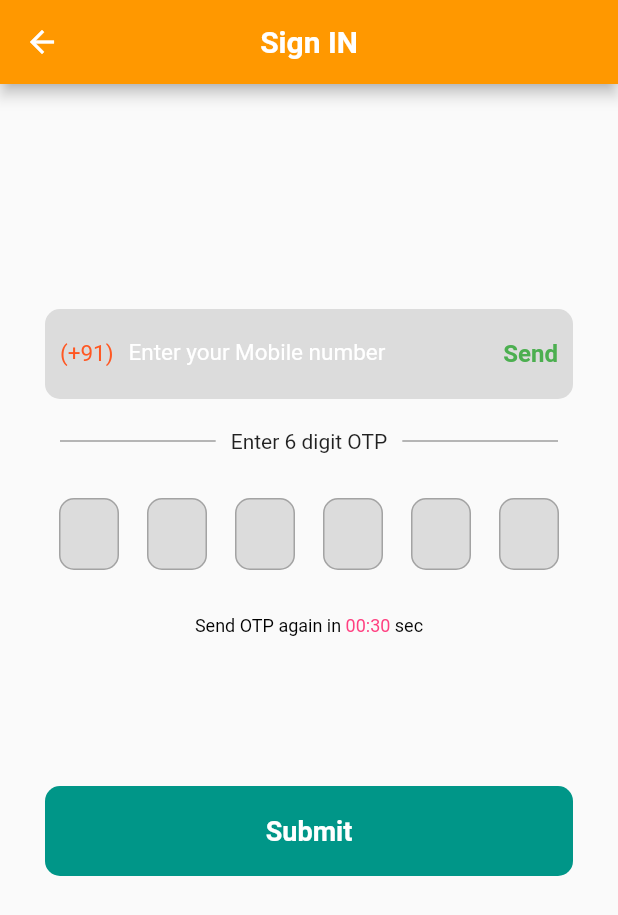
After one commit to ErGaurav8305706255/firebasesigninsignupscreen, a Flutter app: the screen it shows after launch, after a tap on "Sign In", after a tap on "Continue with Mobile", on a phone screen of 412 x 824 dp. The commit adds this screen. Shown: the top 915 px of the screen. Run offline on Flutter 3.47's test engine with Material 2 defaults, Android fonts, the phone set to English and light mode, and no system bars; drawn by our look-alikes of otp_text_field; our stand-ins replace cloud_firestore, firebase_auth, firebase_core, fluttertoast, google_sign_in; accounts and stored records are empty; network calls fail.

Commit message:
firebase signing signup screen, signing with Google, get user data in home screen, addon get OTP, Verify otp and mobile number, and Navigate home screen

```diff
--- a/lib/ui/home_screen.dart
+++ b/lib/ui/home_screen.dart
@@ -4,15 +4,13 @@ import 'package:firebase_login_dummy/models/user_model.dart';
 import 'package:firebase_login_dummy/ui/signin_screen.dart';
 import 'package:flutter/material.dart';
 class HomeScreen extends StatefulWidget {
-  const HomeScreen({Key? key}) : super(key: key);
+  const HomeScreen({Key? key,})  :  super(key: key);
 
   @override
   State<HomeScreen> createState() => _HomeScreenState();
 }
 
 class _HomeScreenState extends State<HomeScreen> {
-
-
 
   User? user = FirebaseAuth.instance.currentUser;
   UserModel loggedInUser = UserModel();
--- /dev/null
+++ b/lib/ui/phone_auth_screen.dart
@@ -0,0 +1,221 @@
+import 'dart:async';
+import 'package:flutter/material.dart';
+import 'package:flutter/services.dart';
+import 'package:otp_text_field/otp_field.dart';
+import 'package:otp_text_field/otp_field_style.dart';
+import 'package:otp_text_field/style.dart';
+import '../services/auth.dart';
+
+
+class PhoneAuthScreen extends StatefulWidget {
+  const PhoneAuthScreen({Key? key}) : super(key: key);
+
+  @override
+  State<PhoneAuthScreen> createState() => _PhoneAuthScreenState();
+}
+
+class _PhoneAuthScreenState extends State<PhoneAuthScreen> {
+  int start = 30;
+  bool wait = false;
+  String buttonName = "Send";
+  TextEditingController phoneNumberController = TextEditingController();
+  Authentication authentication =Authentication();
+  String verificationIdFinal ="";
+  String smsCode = "";
+  @override
+  Widget build(BuildContext context) {
+    return SafeArea(
+        child: Scaffold(
+          appBar: AppBar(
+            backgroundColor: Colors.orange,
+            title: Text('Sign IN',
+                style: TextStyle(
+                    color: Colors.white,fontSize: 20,fontWeight: FontWeight.w700
+            ),
+            ),
+            centerTitle: true,
+          ),
+          body: Container(
+            padding: EdgeInsets.symmetric(horizontal: 30),
+            height: MediaQuery.of(context).size.height,
+            width: MediaQuery.of(context).size.width,
+            child: SingleChildScrollView(
+              child: Column(
+                children: [
+                  SizedBox(height: 150),
+                  textField(),
+                  SizedBox(height: 20),
+                  Container(
+                    width: MediaQuery.of(context).size.width,
+                    child: Row(
+                      children: [
+                        Expanded(
+                          child: Container(
+                            margin: EdgeInsets.symmetric(horizontal: 10),
+                            height: 1,
+                            decoration: BoxDecoration(
+                              color: Colors.grey
+                            ),
+                          ),
+                        ),
+                        Text('Enter 6 digit OTP'),
+                        Expanded(
+                          child: Container(
+                            margin: EdgeInsets.symmetric(horizontal: 10),
+                            height: 1,
+                            decoration: BoxDecoration(
+                                color: Colors.grey
+                            ),
+                          ),
+                        )
+                      ],
+                    ),
+                  ),
+                  SizedBox(height: 30),
+                  otpField(),
+                  SizedBox(height: 30),
+                  RichText(text: TextSpan(
+                    children: [
+                      TextSpan(
+                        text: "Send OTP again in ",
+                        style: TextStyle(
+                          color: Colors.black,fontSize: 12,fontWeight: FontWeight.w400)
+                      ),
+                      TextSpan(
+                          text: "00:$start",
+                          style: TextStyle(
+                              color: Colors.pinkAccent,fontSize: 12,fontWeight: FontWeight.w400)
+                      ),
+                      TextSpan(
+                          text: " sec",
+                          style: TextStyle(
+                              color: Colors.black,fontSize: 12,fontWeight: FontWeight.w400)
+                      )
+                    ]
+                  )),
+                  SizedBox(height: 100),
+                  InkWell(
+                    onTap: () {
+                      Authentication().signInWithPhoneNumber(verificationIdFinal, smsCode, context);
+                    },
+                    child: Container(
+                      height: 60,
+                      width: MediaQuery.of(context).size.width,
+                      decoration: BoxDecoration(
+                        color: Colors.teal,
+                        borderRadius: BorderRadius.circular(10)
+                      ),
+                      child: Center(
+                        child: Text('Submit',style: TextStyle(
+                          color: Colors.white,
+                          fontSize: 18,fontWeight: FontWeight.w600
+                        )),
+                      ),
+                    ),
+                  )
+                ],
+              )
+            ),
+          )
+        )
+    );
+  }
+
+  void startTimer(){
+    const onsec = Duration(seconds: 1);
+    Timer timer = Timer.periodic(onsec, (timer) {
+      if(start == 0){
+        setState(() {
+          timer.cancel();
+          wait= false;
+        });
+      }else{
+        setState(() {
+          start--;
+        });
+      }
+    });
+  }
+
+  Widget otpField(){
+    return OTPTextField(
+      length: 6,
+      width: MediaQuery.of(context).size.width,
+      fieldWidth: 40,
+      otpFieldStyle: OtpFieldStyle(
+        backgroundColor: Colors.black12,
+      ),
+      style: TextStyle(
+          fontSize: 18,
+        color: Colors.black,
+      ),
+      textFieldAlignment: MainAxisAlignment.spaceAround,
+      fieldStyle: FieldStyle.box,
+      onChanged: (value){
+        smsCode = value;
+      },
+      onCompleted: (pin) {
+        print("Completed: " + pin);
+        setState(() {
+          smsCode=pin;
+        });
+      },
+    );
+  }
+
+  Widget textField(){
+    return Container(
+      width: MediaQuery.of(context).size.width,
+      height: 60,
+      decoration: BoxDecoration(
+        borderRadius: BorderRadius.circular(10),
+        color: Colors.black12
+      ),
+      child: TextFormField(
+        controller: phoneNumberController,
+        keyboardType: TextInputType.number,
+        inputFormatters: [
+          LengthLimitingTextInputFormatter(10),
+        ],
+        style: TextStyle(
+          color: Colors.deepOrange,
+        ),
+        decoration: InputDecoration(
+          border: InputBorder.none,
+          hintText: 'Enter your Mobile number',
+          hintStyle: TextStyle(fontSize: 15,color: Colors.white),
+          contentPadding: EdgeInsets.symmetric(horizontal: 10,vertical: 19),
+          prefixIcon: Padding(
+            padding: const EdgeInsets.symmetric(horizontal: 10,vertical: 19),
+            child: Text("(+91)",
+            style: TextStyle(fontSize: 15,color: Colors.deepOrange),
+            ),
+          ),
+          suffixIcon: InkWell(
+            onTap: wait?null: () async{
+              startTimer();
+              setState(() {
+                start = 30;
+                wait = true;
+                buttonName= "Resend";
+              });
+              await authentication.verifyPhoneNumber("+91${phoneNumberController.text}", context, setData);
+            },
+            child: Padding(
+              padding: const EdgeInsets.symmetric(horizontal: 10,vertical: 20),
+              child: Text(buttonName,
+                style: TextStyle(fontSize: 16,color: wait? Colors.grey : Colors.green,fontWeight: FontWeight.w600),
+              ),
+            ),
+          ),
+        ),
+      ),
+    );
+  }
+  void setData(verificationId){
+    setState(() {
+      verificationIdFinal = verificationId;
+    });
+    startTimer();
+  }
+}
--- a/lib/ui/signin_screen.dart
+++ b/lib/ui/signin_screen.dart
@@ -1,9 +1,10 @@
+import 'package:firebase_auth/firebase_auth.dart';
+import 'package:firebase_login_dummy/ui/phone_auth_screen.dart';
 import 'package:firebase_login_dummy/ui/signup_screen.dart';
 import 'package:firebase_login_dummy/widgets/widget.dart';
 import 'package:flutter/material.dart';
 import 'package:firebase_auth/firebase_auth.dart' as firebase_auth;
 import 'package:fluttertoast/fluttertoast.dart';
-
 import '../services/auth.dart';
 import 'home_screen.dart';
 
@@ -22,7 +23,8 @@ class _SignInScreenState extends State<SignInScreen> {
 
   final _formKey = GlobalKey<FormState>();
   final _auth = firebase_auth.FirebaseAuth.instance;
-  AuthMethods authMethods = AuthMethods();
+  Authentication authentication = Authentication();
+  bool _isSigningIn = false;
 
   @override
   Widget build(BuildContext context) {
@@ -91,35 +93,71 @@ class _SignInScreenState extends State<SignInScreen> {
                       child: Container(
                         height: 50,width: double.infinity,
                         decoration: BoxDecoration(
-                          borderRadius: BorderRadius.circular(20),
+                          borderRadius: BorderRadius.circular(10),
                           color: Colors.blue
                         ),
                         child: const Center(
                           child: Text('Sign In',style: TextStyle(
                             color: Colors.white,
-                            fontSize: 20,
-                            fontWeight: FontWeight.w500
+                            fontSize: 18,
+                            fontWeight: FontWeight.w600
                           )),
                         ),
                       ),
                     ),
                     const SizedBox(height: 20),
                     InkWell(
-                      onTap: () {
-                        authMethods.googleSignIn(context);
+                      onTap: () async {
+                        setState(() {
+                          _isSigningIn = true;
+                        });
+                        User? user =
+                        await Authentication.signInWithGoogle(context: context);
+                        setState(() {
+                          _isSigningIn = false;
+                        });
+
+                        if (user != null) {
+                          Navigator.of(context).pushReplacement(
+                            MaterialPageRoute(
+                              builder: (context) => HomeScreen(),
+                            ),
+                          );
+                        }
                       },
                       child: Container(
                         height: 50,width: double.infinity,
                         decoration: BoxDecoration(
-                            borderRadius: BorderRadius.circular(20),
+                            borderRadius: BorderRadius.circular(10),
                             border: Border.all(color: Colors.cyan,width: 1),
-                            color: Colors.white
+                            color: Colors.teal
                         ),
                         child: const Center(
                           child: Text('Signing with Google',style: TextStyle(
-                              color: Colors.indigo,
-                              fontSize: 20,
-                              fontWeight: FontWeight.w500
+                              color: Colors.white,
+                              fontSize: 18,
+                              fontWeight: FontWeight.w600
+                          )),
+                        ),
+                      ),
+                    ),
+                    SizedBox(height: 20),
+                    InkWell(
+                      onTap: () {
+                        Navigator.push(context, MaterialPageRoute(builder: (builder) => PhoneAuthScreen()));
+                      },
+                      child: Container(
+                        height: 50,width: double.infinity,
+                        decoration: BoxDecoration(
+                            borderRadius: BorderRadius.circular(10),
+                            border: Border.all(color: Colors.cyan,width: 1),
+                            color: Colors.teal
+                        ),
+                        child: const Center(
+                          child: Text('Continue with Mobile',style: TextStyle(
+                              color: Colors.white,
+                              fontSize: 18,
+                              fontWeight: FontWeight.w600
                           )),
                         ),
                       ),
@@ -141,7 +179,7 @@ class _SignInScreenState extends State<SignInScreen> {
                           ),
                         )
                       ],
-                    )
+                    ),
                   ],
                 ),
               ),
@@ -158,7 +196,7 @@ class _SignInScreenState extends State<SignInScreen> {
           .then((uid) => {
             Fluttertoast.showToast(msg: "login successfully"),
         Navigator.of(context).pushReplacement(
-          MaterialPageRoute(builder: (context) => const HomeScreen()),
+          MaterialPageRoute( builder: (context) => HomeScreen(),),
         )
       })
           .catchError((e){
--- a/pubspec.yaml
+++ b/pubspec.yaml
@@ -42,6 +42,7 @@ dependencies:
   firebase_auth: ^0.18.4
   fluttertoast: ^8.0.9
   google_sign_in: ^4.5.9
+  otp_text_field: ^1.1.3
 
 
 
```
Also changed, not shown: lib/services/auth.dart (+126 -25 lines), pubspec.lock.
